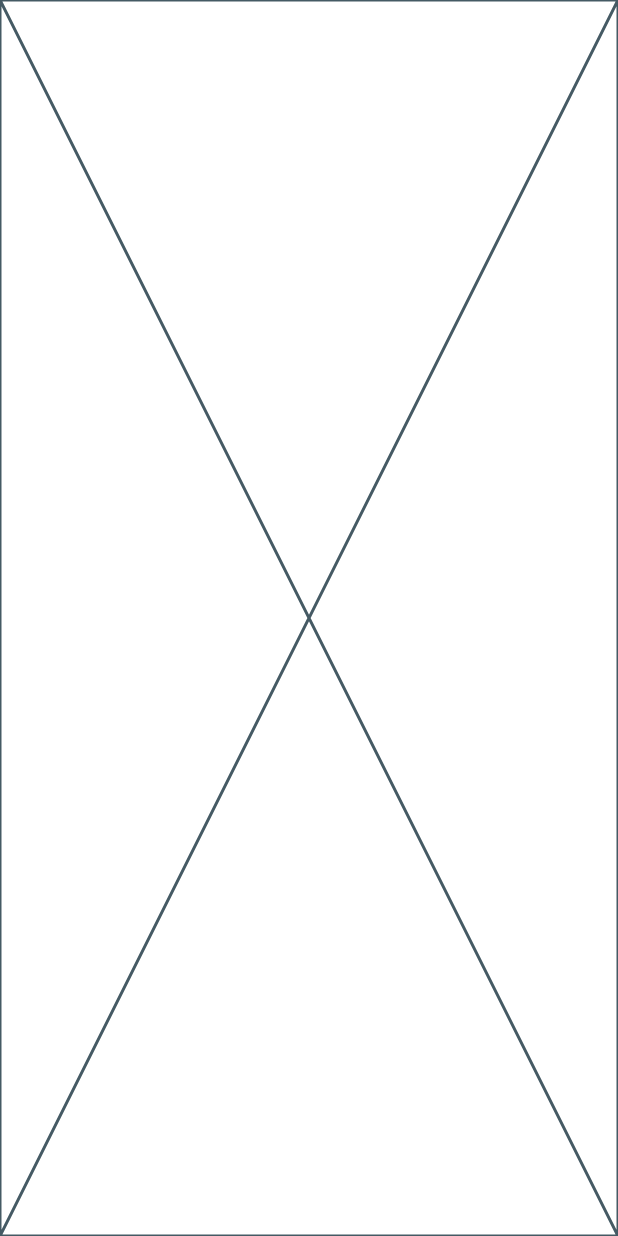
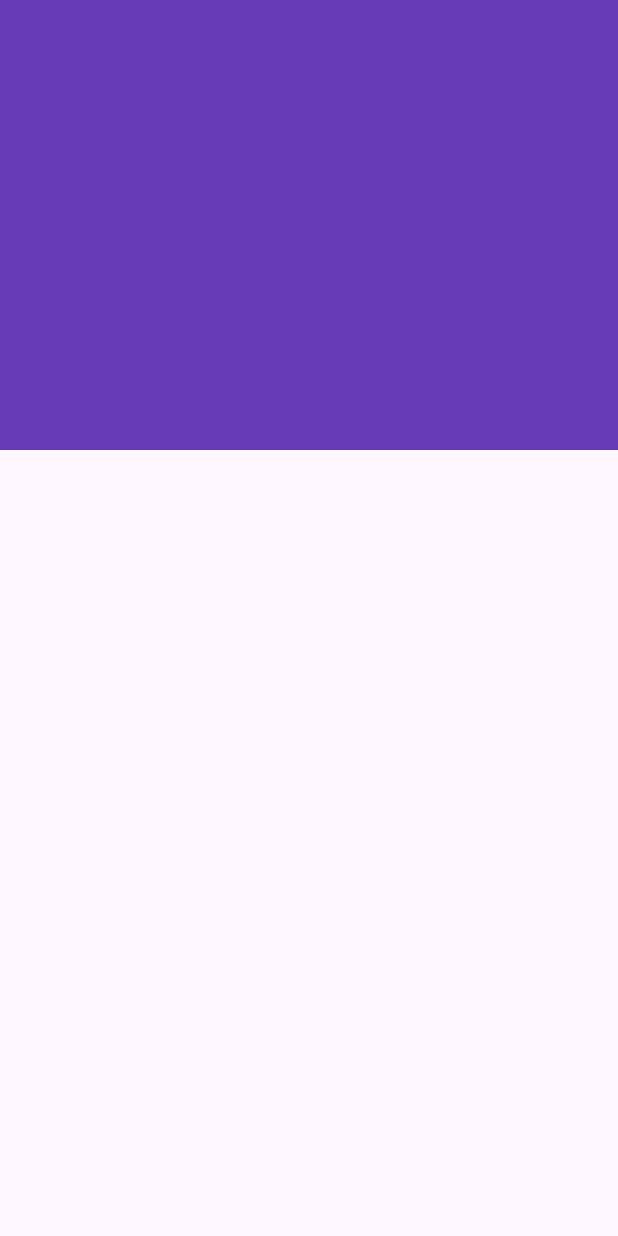
Before and after one commit to corpiii/flutter_basic, a Flutter app: the screen it shows after launch, on a phone screen of 412 x 824 dp. Run offline on Flutter 3.47's test engine with Material 3 defaults, Android fonts, the phone set to English and light mode, and no system bars.

Commit message:
feat: TitleAppBar 생성

```diff
--- a/lib/main_screen/main_screen.dart
+++ b/lib/main_screen/main_screen.dart
@@ -1,10 +1,19 @@
 import 'package:flutter/material.dart';
+import 'package:flutter_basic/main_screen/title_app_bar.dart';
 
 class MainScreen extends StatelessWidget {
   const MainScreen({super.key});
 
   @override
   Widget build(BuildContext context) {
-    return const Placeholder();
+    return Scaffold(
+      body: CustomScrollView(
+        slivers: [
+
+          TitleAppBar(),
+
+        ],
+      )
+    );
   }
 }
```
Also changed, not shown: lib/main_screen/title_app_bar.dart (added, +14 -0 lines).
